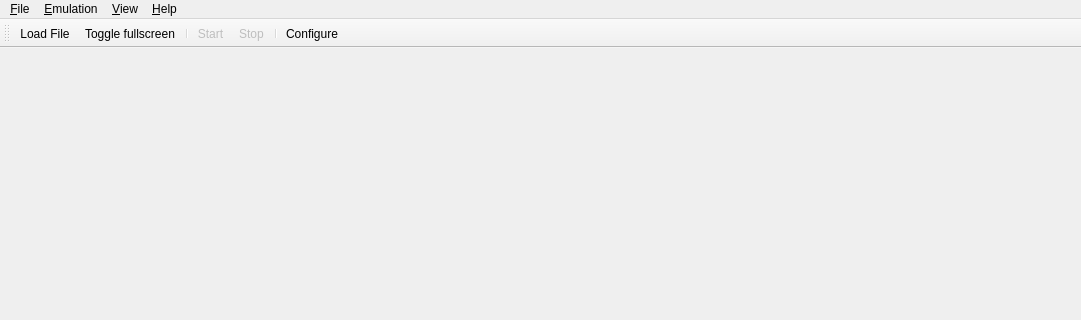
Qt form src/citra_qt/main.ui (grimtnt/citra) before a commit; both pictures show x 0 to 1081 and y 0 to 320 of the 1081 by 730 pixel window.
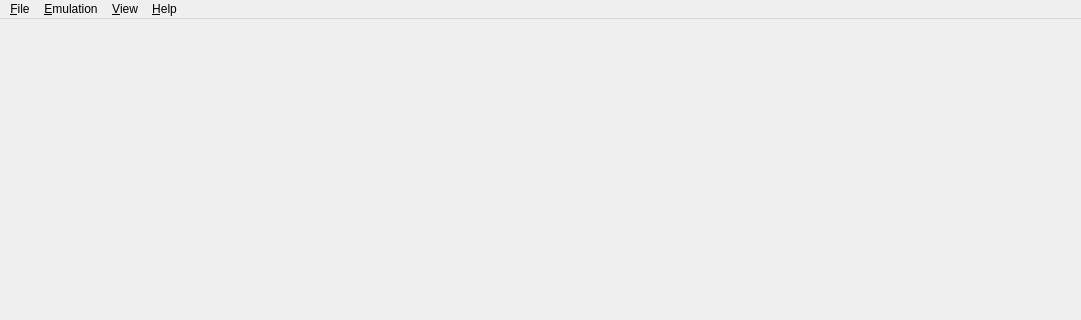
The same form after that commit. Icons and pictures are not drawn.

Commit message: Revert "Qt toolbar"

Patch:
```diff
--- a/src/citra_qt/main.ui
+++ b/src/citra_qt/main.ui
@@ -103,36 +103,6 @@
    <addaction name="menu_View"/>
    <addaction name="menu_Help"/>
   </widget>
-  <widget class="QToolBar" name="toolbar">
-   <property name="enabled">
-    <bool>true</bool>
-   </property>
-   <property name="windowTitle">
-    <string>Toolbar</string>
-   </property>
-   <property name="iconSize">
-    <size>
-     <width>35</width>
-     <height>30</height>
-    </size>
-   </property>
-   <property name="floatable">
-    <bool>false</bool>
-   </property>
-   <attribute name="toolBarArea">
-    <enum>TopToolBarArea</enum>
-   </attribute>
-   <attribute name="toolBarBreak">
-    <bool>false</bool>
-   </attribute>
-   <addaction name="action_Toolbar_Load_File"/>
-   <addaction name="action_Toolbar_Toggle_Fullscreen"/>
-   <addaction name="separator"/>
-   <addaction name="action_Toolbar_Start_Pause"/>
-   <addaction name="action_Toolbar_Stop"/>
-   <addaction name="separator"/>
-   <addaction name="action_Toolbar_Configure"/>
-  </widget>
   <action name="action_Load_File">
    <property name="text">
     <string>Load File...</string>
@@ -232,75 +202,6 @@
     <string>Create Pica Surface Viewer</string>
    </property>
   </action>
-  <action name="action_Toolbar_Load_File">
-   <property name="icon">
-    <iconset resource="../../dist/toolbar_icons/toolbar_icons.qrc">
-     <normaloff>:/toolbar_icons/rc/load_file.png</normaloff>:/toolbar_icons/rc/load_file.png</iconset>
-   </property>
-   <property name="text">
-    <string>Load File...</string>
-   </property>
-   <property name="toolTip">
-    <string>Load File </string>
-   </property>
-  </action>
-  <action name="action_Toolbar_Toggle_Fullscreen">
-   <property name="icon">
-    <iconset resource="../../dist/toolbar_icons/toolbar_icons.qrc">
-     <normaloff>:/toolbar_icons/rc/fullscreen.png</normaloff>:/toolbar_icons/rc/fullscreen.png</iconset>
-   </property>
-   <property name="text">
-    <string>Toggle fullscreen</string>
-   </property>
-   <property name="toolTip">
-    <string>Toggle fullscreen</string>
-   </property>
-  </action>
-  <action name="action_Toolbar_Start_Pause">
-   <property name="enabled">
-    <bool>false</bool>
-   </property>
-   <property name="icon">
-    <iconset resource="../../dist/toolbar_icons/toolbar_icons.qrc">
-     <normaloff>:/toolbar_icons/rc/start.png</normaloff>:/toolbar_icons/rc/start.png</iconset>
-   </property>
-   <property name="text">
-    <string>Start</string>
-   </property>
-   <property name="toolTip">
-    <string>Start emulation</string>
-   </property>
-  </action>
-  <action name="action_Toolbar_Stop">
-   <property name="enabled">
-    <bool>false</bool>
-   </property>
-   <property name="icon">
-    <iconset resource="../../dist/toolbar_icons/toolbar_icons.qrc">
-     <normaloff>:/toolbar_icons/rc/stop.png</normaloff>:/toolbar_icons/rc/stop.png</iconset>
-   </property>
-   <property name="text">
-    <string>Stop</string>
-   </property>
-   <property name="toolTip">
-    <string>Stop emulation</string>
-   </property>
-  </action>
-  <action name="action_Toolbar_Configure">
-   <property name="enabled">
-    <bool>true</bool>
-   </property>
-   <property name="icon">
-    <iconset resource="../../dist/toolbar_icons/toolbar_icons.qrc">
-     <normaloff>:/toolbar_icons/rc/configure.png</normaloff>:/toolbar_icons/rc/configure.png</iconset>
-   </property>
-   <property name="text">
-    <string>Configure</string>
-   </property>
-   <property name="toolTip">
-    <string>Configure</string>
-   </property>
-  </action>
  </widget>
  <resources>
   <include location="../../dist/toolbar_icons/toolbar_icons.qrc"/>
```
Left out of the diff: 5 changed lines with no effect on the pictures. The commit also changes 10 other files.
